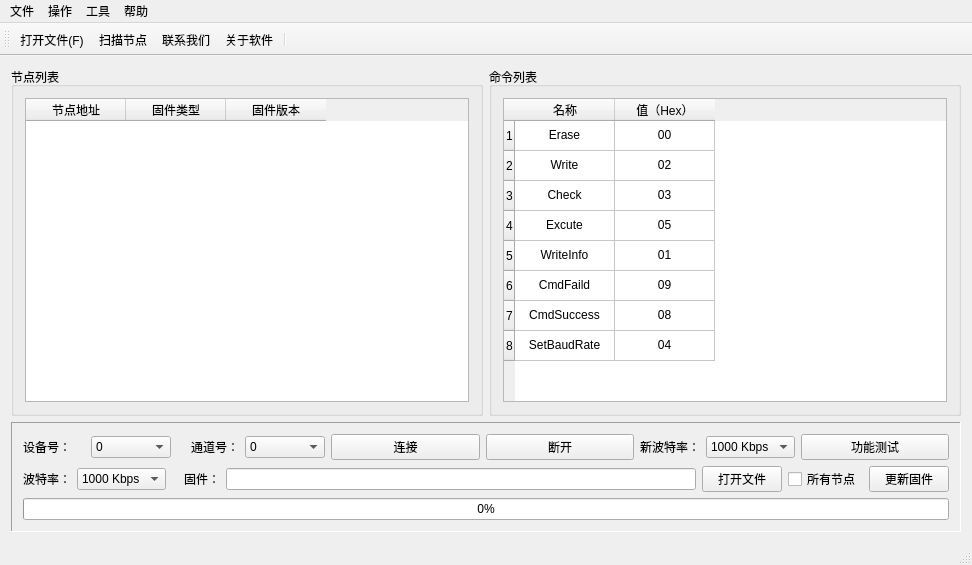
Old version of the form source/mainwindow_ch.ui in the repository 596142041/CANBootloader-Qt.
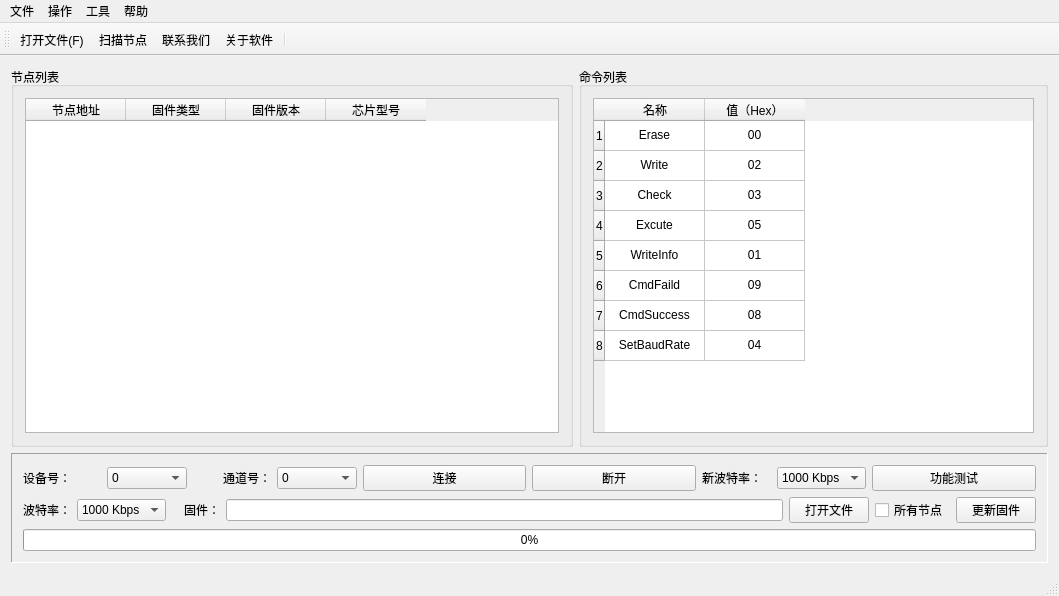
New version of the form. Icons and pictures are not drawn.

Commit message: 更改界面文件,添加芯片型号识别

What changed in the file:
```diff
--- a/source/mainwindow_ch.ui
+++ b/source/mainwindow_ch.ui
@@ -6,8 +6,8 @@
    <rect>
     <x>0</x>
     <y>0</y>
-    <width>972</width>
-    <height>565</height>
+    <width>1059</width>
+    <height>596</height>
    </rect>
   </property>
   <property name="windowTitle">
@@ -22,7 +22,7 @@
     <item row="0" column="0">
      <layout class="QVBoxLayout" name="verticalLayout_2">
       <item>
-       <layout class="QHBoxLayout" name="horizontalLayout_8">
+       <layout class="QHBoxLayout" name="horizontalLayout_8" stretch="6,5">
         <item>
          <widget class="QGroupBox" name="groupBox">
           <property name="minimumSize">
@@ -61,6 +61,14 @@
                <set>AlignCenter</set>
               </property>
              </column>
+             <column>
+              <property name="text">
+               <string>芯片型号</string>
+              </property>
+              <property name="textAlignment">
+               <set>AlignCenter</set>
+              </property>
+             </column>
             </widget>
            </item>
           </layout>
@@ -663,7 +671,7 @@
     <rect>
      <x>0</x>
      <y>0</y>
-     <width>972</width>
+     <width>1059</width>
      <height>26</height>
     </rect>
    </property>
```
